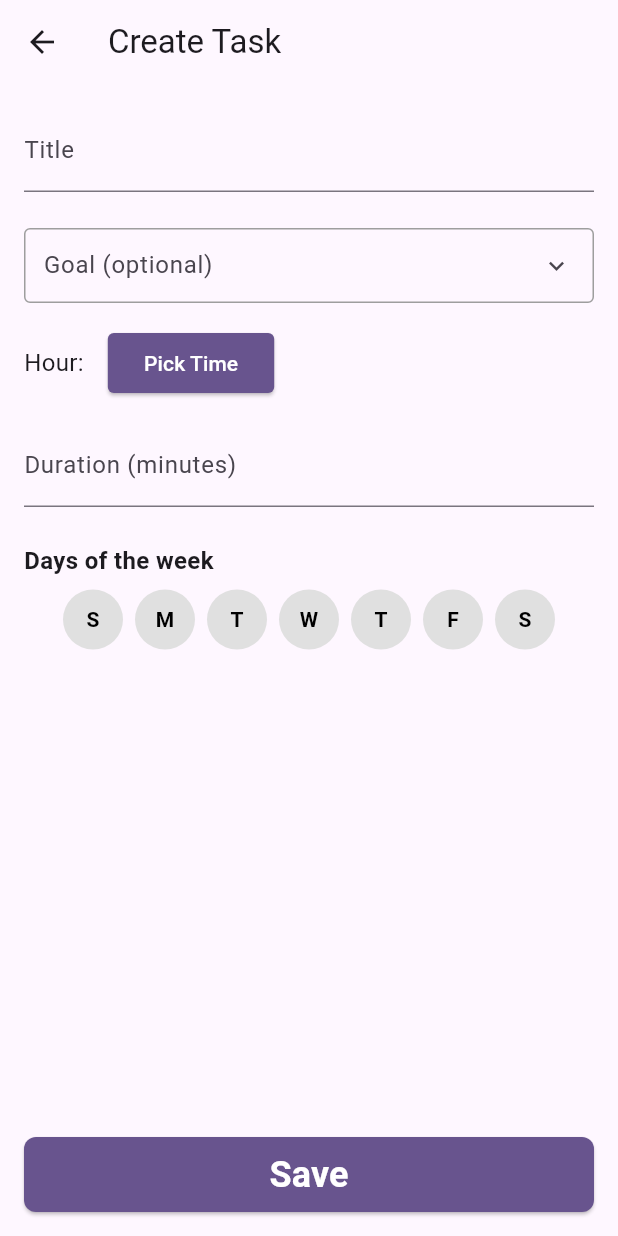
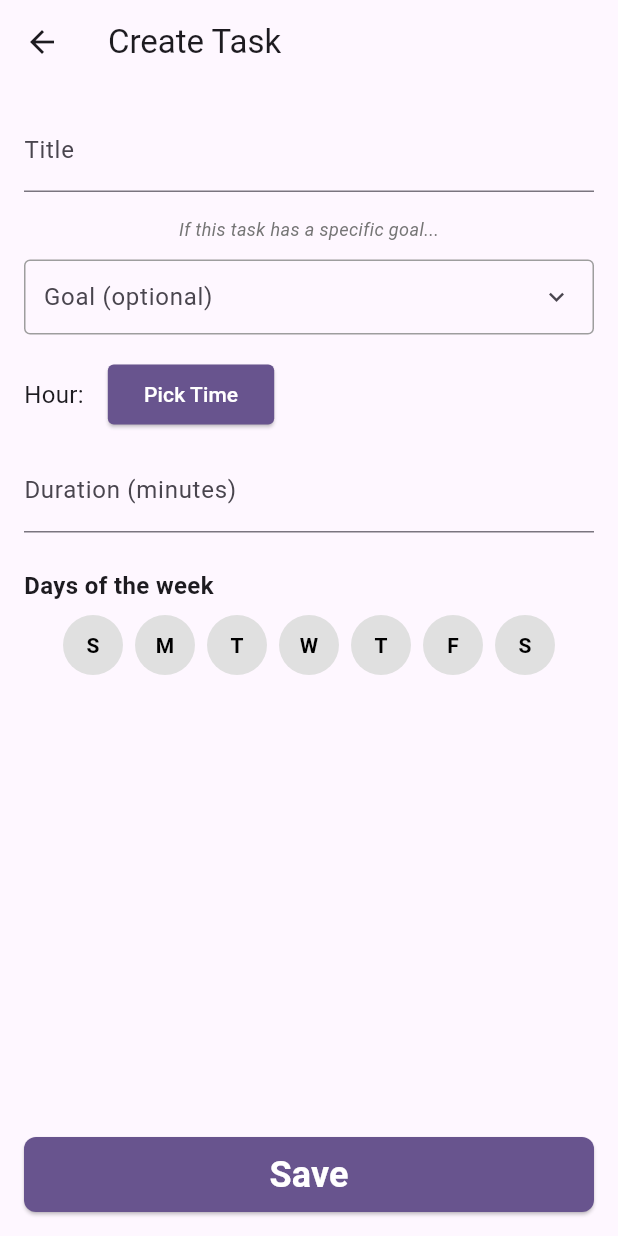
Before and after one commit to MatthewLacerda2/GoalGetter, a Flutter app: the screen it shows after launch, item 2 of the bottom bar chosen, after a tap on the "add" icon, on a phone screen of 412 x 824 dp. Run offline on Flutter 3.47's test engine with Material 3 defaults, Android fonts, the phone set to English and light mode, and no system bars; our stand-ins replace font_awesome_flutter, introduction_screen, shared_preferences.

Commit message:
text hints

```diff
--- a/frontend/lib/screens/agenda/create_task_screen.dart
+++ b/frontend/lib/screens/agenda/create_task_screen.dart
@@ -80,6 +80,15 @@ class _CreateTaskScreenState extends State<CreateTaskScreen> {
             ),
             const SizedBox(height: 16),
             // Goal Selection
+            Text(
+              'If this task has a specific goal...',
+              style: TextStyle(
+                color: Colors.grey[600],
+                fontStyle: FontStyle.italic,
+                fontSize: 12,
+              ),
+            ),
+            const SizedBox(height: 4),
             GoalSearcher(
               selectedGoalId: _selectedGoalId,
               onGoalSelected: (goal) {
@@ -111,7 +120,7 @@ class _CreateTaskScreenState extends State<CreateTaskScreen> {
                 ),
               ],
             ),
-            const SizedBox(height: 16),
+            const SizedBox(height: 12),
             // Duration
             TextField(
               controller: _durationController,
--- a/frontend/lib/screens/goals/goals_screen.dart
+++ b/frontend/lib/screens/goals/goals_screen.dart
@@ -107,7 +107,7 @@ class _GoalsScreenState extends State<GoalsScreen> {
                 Expanded(
                   child: Padding(
                     padding: const EdgeInsets.symmetric(horizontal: 10),
-                    child: _buildSortButton('week', 'Week'),
+                    child: _buildSortButton('week', 'Time'),
                   ),
                 ),
               ],
```
Also changed, not shown: frontend/lib/screens/goals/create_goal_screen.dart (+9 -0 lines).
